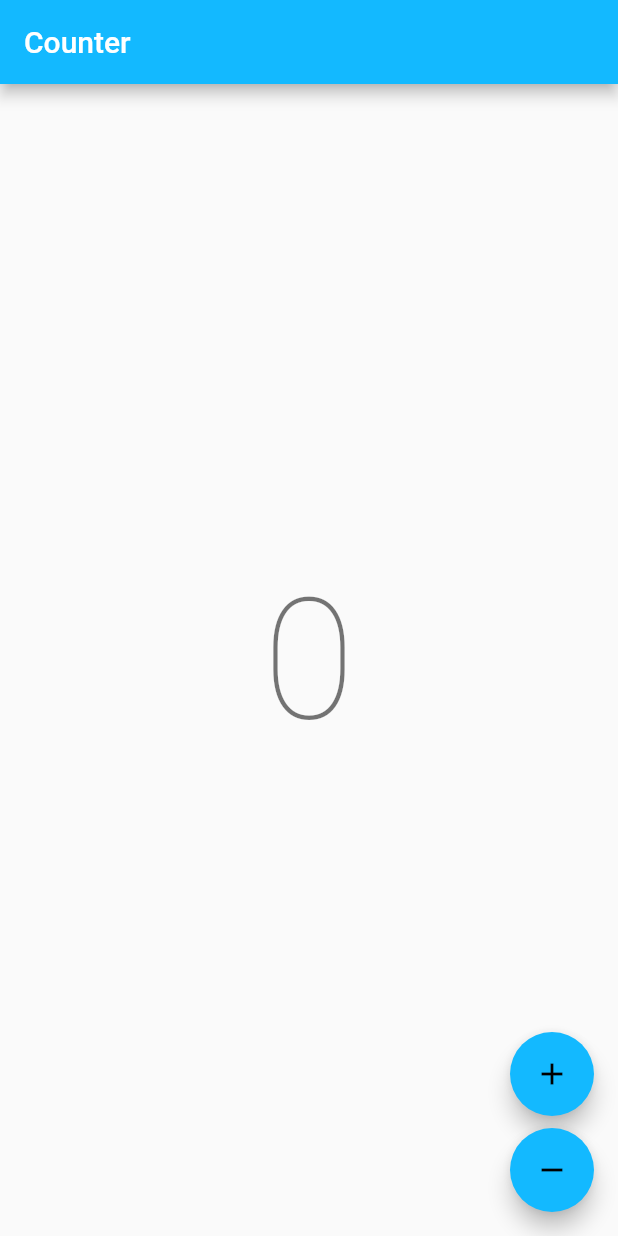
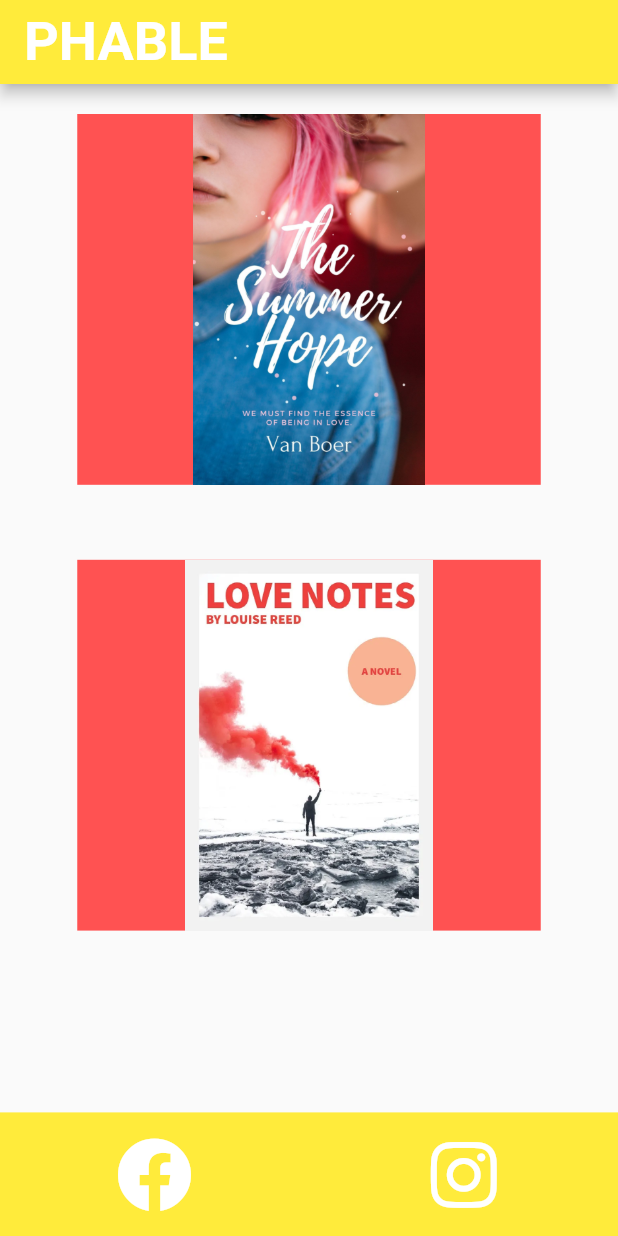
Before and after one commit to Phable-Press/phable_press, a Flutter app: the screen it shows after launch, on a phone screen of 412 x 824 dp. Run offline on Flutter 3.47's test engine with Material 2 defaults, Android fonts, the light colour scheme and no system bars; our stand-ins replace bloc, flutter_bloc, font_awesome_flutter; generated files the repository leaves out were written again.

Commit message:
Book screen finished

```diff
--- a/lib/app/view/app.dart
+++ b/lib/app/view/app.dart
@@ -7,6 +7,7 @@
 
 import 'package:flutter/material.dart';
 import 'package:flutter_localizations/flutter_localizations.dart';
+import 'package:phable_press/book_picker/view/book_picker_page.dart';
 import 'package:phable_press/counter/counter.dart';
 import 'package:phable_press/l10n/l10n.dart';
 
@@ -17,7 +18,7 @@ class App extends StatelessWidget {
   Widget build(BuildContext context) {
     return MaterialApp(
       theme: ThemeData(
-        appBarTheme: const AppBarTheme(color: Color(0xFF13B9FF)),
+        appBarTheme: const AppBarTheme(color: Colors.yellow),
         colorScheme: ColorScheme.fromSwatch(
           accentColor: const Color(0xFF13B9FF),
         ),
@@ -27,7 +28,7 @@ class App extends StatelessWidget {
         GlobalMaterialLocalizations.delegate,
       ],
       supportedLocales: AppLocalizations.supportedLocales,
-      home: const CounterPage(),
+      home: const BookPickerPage(),
     );
   }
 }
--- /dev/null
+++ b/lib/book_picker/view/book_picker_page.dart
@@ -0,0 +1,72 @@
+import 'package:flutter/material.dart';
+import 'package:flutter/widgets.dart';
+import 'package:font_awesome_flutter/font_awesome_flutter.dart';
+
+class BookPickerPage extends StatelessWidget {
+  const BookPickerPage({Key? key}) : super(key: key);
+
+  @override
+  Widget build(BuildContext context) {
+    final height = MediaQuery.of(context).size.height;
+    final width = MediaQuery.of(context).size.width;
+    return Scaffold(
+      bottomNavigationBar: Container(
+        width: width,
+        height: height * 0.1,
+        color: Colors.yellow,
+        child: Row(
+          mainAxisAlignment: MainAxisAlignment.spaceAround,
+          children: const [
+            Icon(
+              FontAwesomeIcons.facebook,
+              color: Colors.white,
+              size: 50,
+            ),
+            Icon(
+              FontAwesomeIcons.instagram,
+              color: Colors.white,
+              size: 50,
+            ),
+          ],
+        ),
+      ),
+      appBar: AppBar(
+        title: const Text(
+          'PHABLE',
+          style: TextStyle(
+            fontWeight: FontWeight.bold,
+            fontSize: 36,
+          ),
+        ),
+      ),
+      body: Column(
+        children: [
+          Padding(
+            padding: const EdgeInsets.only(top: 20),
+            child: Center(
+              child: Container(
+                height: height * 0.3,
+                width: width * 0.75,
+                color: Colors.redAccent,
+                alignment: Alignment.center,
+                child: Image.asset('assets/images/cover1.jpg'),
+              ),
+            ),
+          ),
+          Padding(
+            padding: const EdgeInsets.only(top: 50),
+            child: Center(
+              child: Container(
+                height: height * 0.3,
+                width: width * 0.75,
+                color: Colors.redAccent,
+                alignment: Alignment.center,
+                child: Image.asset('assets/images/cover2.jpg'),
+              ),
+            ),
+          )
+        ],
+      ),
+    );
+  }
+}
--- a/pubspec.yaml
+++ b/pubspec.yaml
@@ -14,6 +14,7 @@ dependencies:
   flutter_localizations:
     sdk: flutter
   intl: ^0.17.0
+  font_awesome_flutter:
 
 dev_dependencies:
   bloc_test: ^8.2.0
@@ -25,3 +26,5 @@ dev_dependencies:
 flutter:
   uses-material-design: true
   generate: true
+  assets:
+    - assets/images/
```
Also changed, not shown: assets/images/cover1.jpg (added), assets/images/cover2.jpg (added), pubspec.lock.
